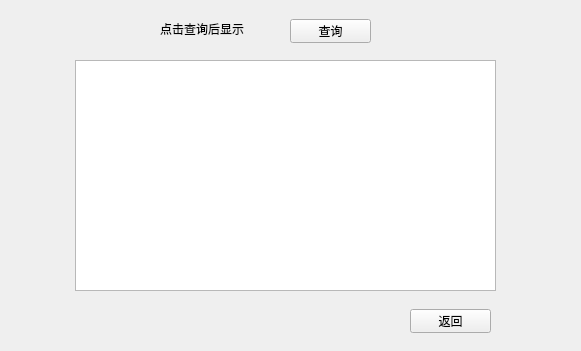
The window that user_menu.ui (belunch/book_manage_system) describes before a commit, drawn with Qt 5; both pictures show x 0 to 581 and y 81 to 432 of the 847 by 830 pixel window.
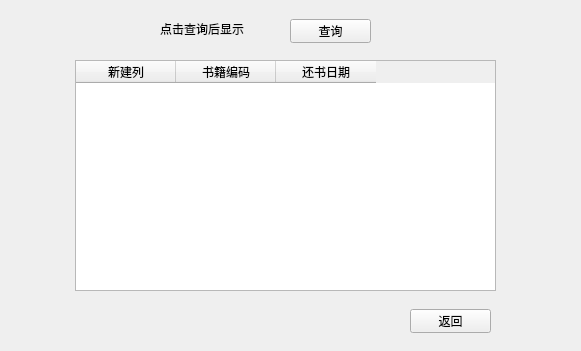
The same window after the commit. The open tabs and pages were chosen to show the change.

Commit message: 用户页面逻辑编写（还差书籍管理、注册）

The edit to the form file:
```diff
--- a/user_menu.ui
+++ b/user_menu.ui
@@ -448,6 +448,21 @@
        <height>231</height>
       </rect>
      </property>
+     <column>
+      <property name="text">
+       <string>新建列</string>
+      </property>
+     </column>
+     <column>
+      <property name="text">
+       <string>书籍编码</string>
+      </property>
+     </column>
+     <column>
+      <property name="text">
+       <string>还书日期</string>
+      </property>
+     </column>
     </widget>
     <widget class="QLabel" name="history_lable">
      <property name="geometry">
```
Left out of the diff: 2 changed lines with no effect on the pictures. The commit also changes 9 other files.
